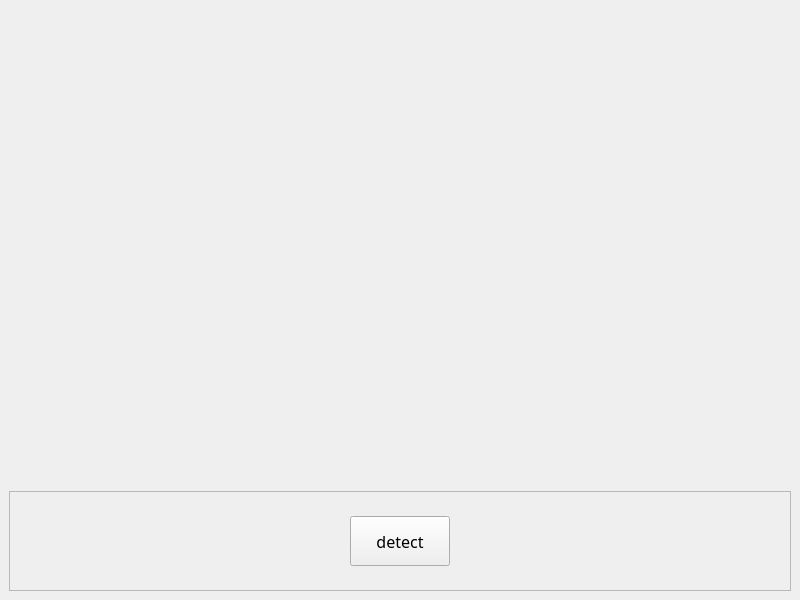
Old version of the form webcam_viewer.ui in the repository ngfuong/face-detection-demo.
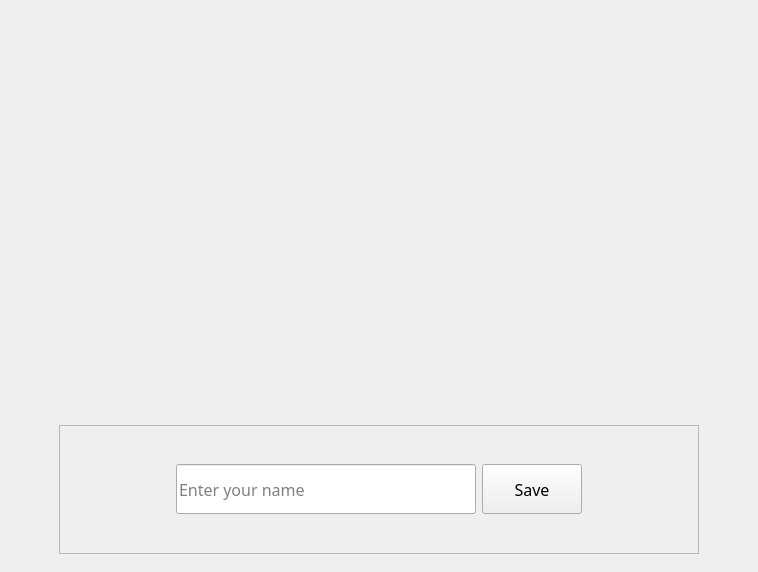
New version of the form. The open tabs and pages were chosen to show the change.

```diff
--- a/webcam_viewer.ui
+++ b/webcam_viewer.ui
@@ -6,17 +6,44 @@
    <rect>
     <x>0</x>
     <y>0</y>
-    <width>800</width>
-    <height>600</height>
+    <width>758</width>
+    <height>572</height>
    </rect>
   </property>
+  <property name="maximumSize">
+   <size>
+    <width>1280</width>
+    <height>720</height>
+   </size>
+  </property>
   <property name="windowTitle">
    <string>Webcam Viewer</string>
   </property>
   <widget class="QWidget" name="centralwidget">
    <layout class="QVBoxLayout" name="verticalLayout">
+    <property name="leftMargin">
+     <number>50</number>
+    </property>
+    <property name="topMargin">
+     <number>50</number>
+    </property>
+    <property name="rightMargin">
+     <number>50</number>
+    </property>
     <item>
      <widget class="QLabel" name="webcam">
+      <property name="minimumSize">
+       <size>
+        <width>640</width>
+        <height>360</height>
+       </size>
+      </property>
+      <property name="maximumSize">
+       <size>
+        <width>640</width>
+        <height>360</height>
+       </size>
+      </property>
       <property name="text">
        <string/>
       </property>
@@ -29,13 +56,11 @@
      </widget>
     </item>
     <item>
+     <widget class="QStackedWidget" name="stackedWidget">
+      <widget class="QWidget" name="main_page">
+       <layout class="QVBoxLayout" name="verticalLayout_2">
+        <item>
      <widget class="QFrame" name="frame">
-      <property name="maximumSize">
-       <size>
-        <width>16777215</width>
-        <height>100</height>
-       </size>
-      </property>
       <property name="frameShape">
        <enum>QFrame::StyledPanel</enum>
       </property>
@@ -57,7 +82,32 @@
         </spacer>
        </item>
        <item>
-        <widget class="QPushButton" name="button">
+            <widget class="QPushButton" name="detect_button">
+             <property name="minimumSize">
+              <size>
+               <width>130</width>
+               <height>50</height>
+              </size>
+             </property>
+             <property name="maximumSize">
+              <size>
+               <width>16777215</width>
+               <height>50</height>
+              </size>
+             </property>
+             <property name="font">
+              <font>
+               <family>iA Writer Duo S</family>
+               <pointsize>12</pointsize>
+              </font>
+             </property>
+             <property name="text">
+              <string>Detect</string>
+             </property>
+            </widget>
+           </item>
+           <item>
+            <widget class="QPushButton" name="capture_button">
          <property name="minimumSize">
           <size>
            <width>100</width>
@@ -77,7 +127,7 @@
           </font>
          </property>
          <property name="text">
-          <string>detect</string>
+              <string>Capture</string>
          </property>
         </widget>
        </item>
@@ -95,6 +145,157 @@
         </spacer>
        </item>
       </layout>
+         </widget>
+        </item>
+       </layout>
+      </widget>
+      <widget class="QWidget" name="add_page">
+       <layout class="QVBoxLayout" name="verticalLayout_3">
+        <item>
+         <widget class="QFrame" name="add_frame">
+          <property name="frameShape">
+           <enum>QFrame::StyledPanel</enum>
+          </property>
+          <property name="frameShadow">
+           <enum>QFrame::Raised</enum>
+          </property>
+          <layout class="QHBoxLayout" name="horizontalLayout_2">
+           <item>
+            <spacer name="horizontalSpacer_3">
+             <property name="orientation">
+              <enum>Qt::Horizontal</enum>
+             </property>
+             <property name="sizeHint" stdset="0">
+              <size>
+               <width>40</width>
+               <height>20</height>
+              </size>
+             </property>
+            </spacer>
+           </item>
+           <item>
+            <widget class="QLineEdit" name="name_input">
+             <property name="minimumSize">
+              <size>
+               <width>300</width>
+               <height>50</height>
+              </size>
+             </property>
+             <property name="maximumSize">
+              <size>
+               <width>16777215</width>
+               <height>50</height>
+              </size>
+             </property>
+             <property name="font">
+              <font>
+               <family>iA Writer Duo S</family>
+               <pointsize>12</pointsize>
+               <strikeout>false</strikeout>
+              </font>
+             </property>
+             <property name="placeholderText">
+              <string>Enter your name</string>
+             </property>
+            </widget>
+           </item>
+           <item>
+            <widget class="QPushButton" name="save_button">
+             <property name="minimumSize">
+              <size>
+               <width>100</width>
+               <height>50</height>
+              </size>
+             </property>
+             <property name="maximumSize">
+              <size>
+               <width>16777215</width>
+               <height>50</height>
+              </size>
+             </property>
+             <property name="font">
+              <font>
+               <family>iA Writer Duo S</family>
+               <pointsize>12</pointsize>
+              </font>
+             </property>
+             <property name="text">
+              <string>Save</string>
+             </property>
+            </widget>
+           </item>
+           <item>
+            <spacer name="horizontalSpacer_4">
+             <property name="orientation">
+              <enum>Qt::Horizontal</enum>
+             </property>
+             <property name="sizeHint" stdset="0">
+              <size>
+               <width>40</width>
+               <height>20</height>
+              </size>
+             </property>
+            </spacer>
+           </item>
+          </layout>
+         </widget>
+        </item>
+       </layout>
+      </widget>
+      <widget class="QWidget" name="successful_page">
+       <layout class="QVBoxLayout" name="verticalLayout_4">
+        <item>
+         <widget class="QFrame" name="successful_frame">
+          <property name="frameShape">
+           <enum>QFrame::StyledPanel</enum>
+          </property>
+          <property name="frameShadow">
+           <enum>QFrame::Raised</enum>
+          </property>
+          <layout class="QHBoxLayout" name="horizontalLayout_3">
+           <item>
+            <widget class="QLabel" name="message">
+             <property name="font">
+              <font>
+               <family>iA Writer Duo S</family>
+               <pointsize>12</pointsize>
+              </font>
+             </property>
+             <property name="text">
+              <string>TextLabel</string>
+             </property>
+            </widget>
+           </item>
+           <item>
+            <widget class="QPushButton" name="ok_button">
+             <property name="minimumSize">
+              <size>
+               <width>100</width>
+               <height>50</height>
+              </size>
+             </property>
+             <property name="maximumSize">
+              <size>
+               <width>100</width>
+               <height>50</height>
+              </size>
+             </property>
+             <property name="font">
+              <font>
+               <family>iA Writer Duo S</family>
+               <pointsize>12</pointsize>
+              </font>
+             </property>
+             <property name="text">
+              <string>OK</string>
+             </property>
+            </widget>
+           </item>
+          </layout>
+         </widget>
+        </item>
+       </layout>
+      </widget>
      </widget>
     </item>
    </layout>
```
Lines whose indentation alone changed are shown as unchanged.
